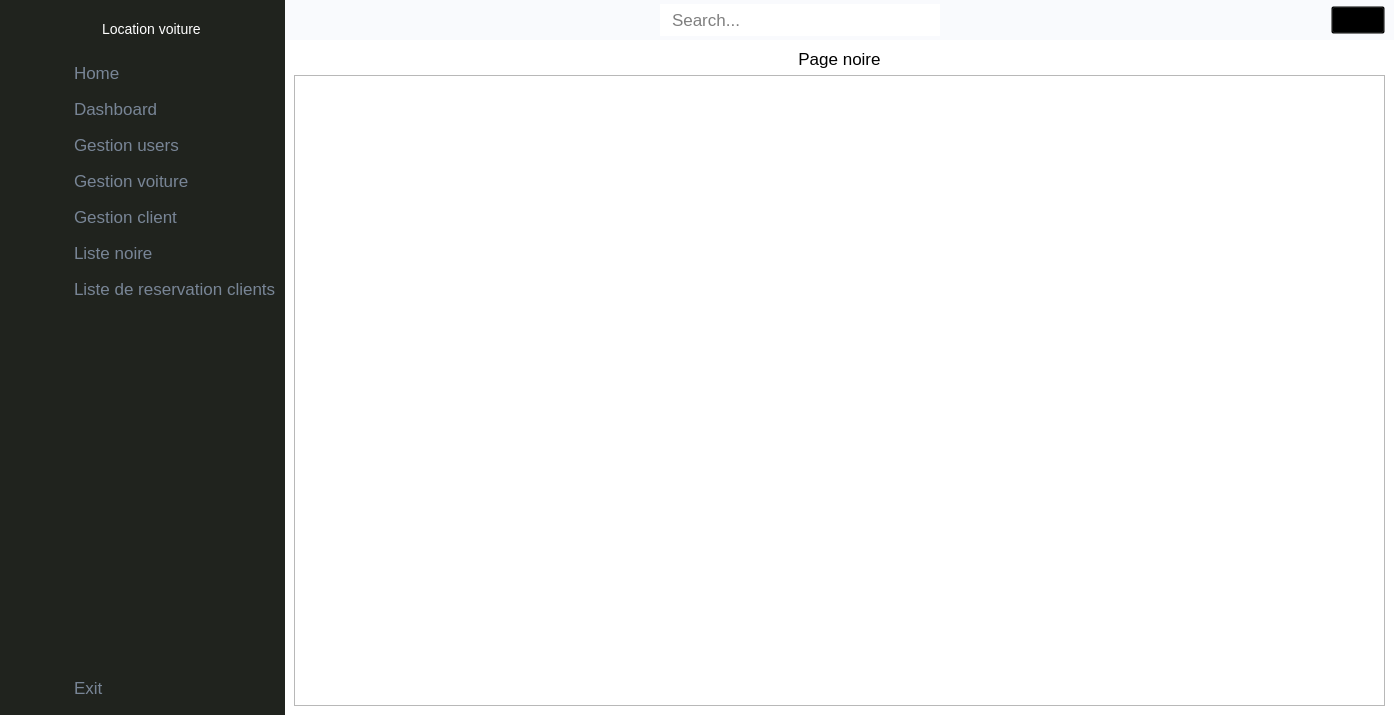
Before: the Qt Designer form main_ui.ui in walidhabbach/Car-Rental-Desktop-app, drawn with Qt 5.
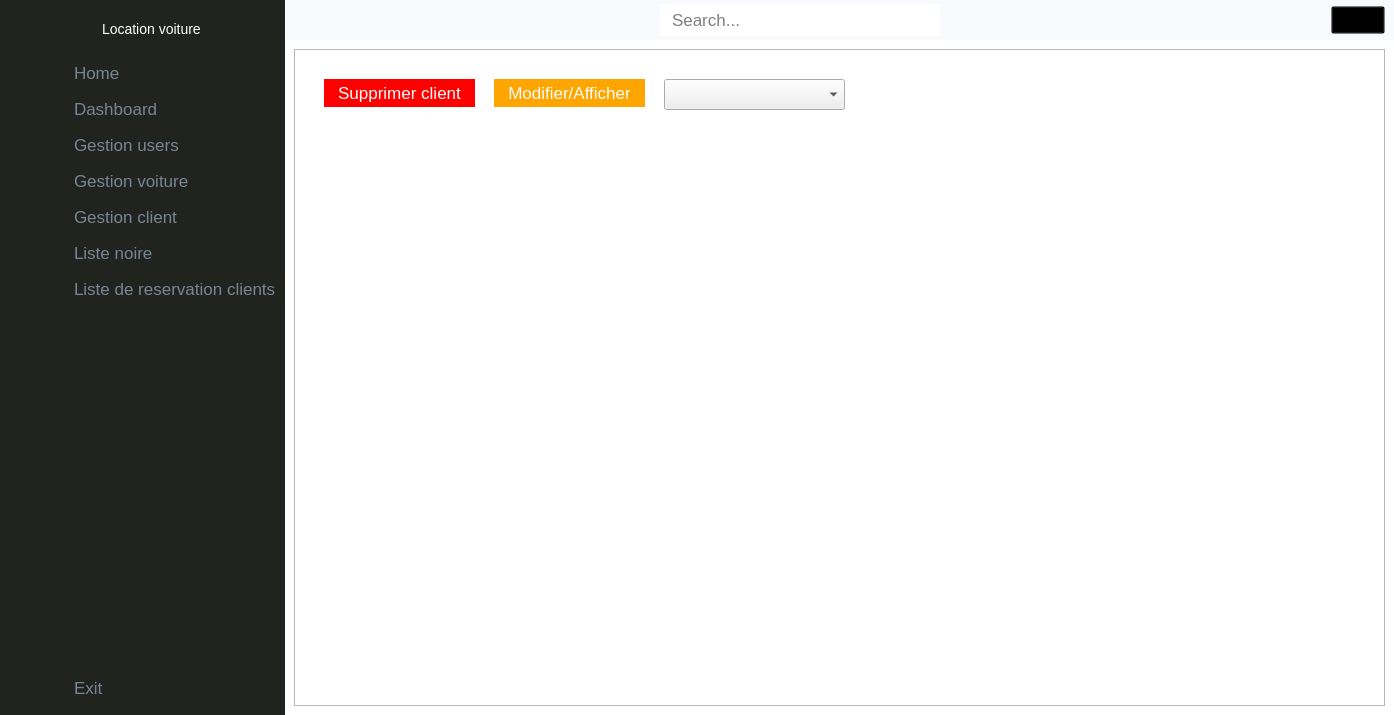
After: the same form once the commit is applied. The open tabs and pages were chosen to show the change. Icons and pictures are not drawn.

```diff
--- a/main_ui.ui
+++ b/main_ui.ui
@@ -907,23 +907,75 @@
          <widget class="QWidget" name="page_noire_clients">
           <layout class="QGridLayout" name="gridLayout_7">
            <item row="0" column="0">
-            <widget class="QLabel" name="label_9">
-             <property name="font">
-              <font>
-               <pointsize>-1</pointsize>
-              </font>
+            <widget class="QFrame" name="frame_3">
+             <property name="frameShape">
+              <enum>QFrame::StyledPanel</enum>
              </property>
-             <property name="text">
-              <string>Page noire</string>
+             <property name="frameShadow">
+              <enum>QFrame::Raised</enum>
              </property>
-             <property name="alignment">
-              <set>Qt::AlignCenter</set>
-             </property>
+             <widget class="QTableWidget" name="page_noire_data">
+              <property name="geometry">
+               <rect>
+                <x>20</x>
+                <y>100</y>
+                <width>1051</width>
+                <height>431</height>
+               </rect>
+              </property>
+              <property name="styleSheet">
+               <string notr="true">background-color: transparent;
+border: 0</string>
+              </property>
+             </widget>
+             <widget class="QPushButton" name="modifier_btn_2">
+              <property name="geometry">
+               <rect>
+                <x>200</x>
+                <y>30</y>
+                <width>151</width>
+                <height>28</height>
+               </rect>
+              </property>
+              <property name="styleSheet">
+               <string notr="true">background-color: orange;
+color: white;
+border: 0;</string>
+              </property>
+              <property name="text">
+               <string>Modifier/Afficher</string>
+              </property>
+             </widget>
+             <widget class="QComboBox" name="comboClients_2">
+              <property name="geometry">
+               <rect>
+                <x>370</x>
+                <y>30</y>
+                <width>181</width>
+                <height>31</height>
+               </rect>
+              </property>
+             </widget>
+             <widget class="QPushButton" name="supprimer_btn_2">
+              <property name="geometry">
+               <rect>
+                <x>30</x>
+                <y>30</y>
+                <width>151</width>
+                <height>28</height>
+               </rect>
+              </property>
+              <property name="styleSheet">
+               <string notr="true">background-color: red;
+color: white;
+border: 0;</string>
+              </property>
+              <property name="text">
+               <string>Supprimer client</string>
+              </property>
+             </widget>
             </widget>
            </item>
-           <item row="1" column="0">
-            <widget class="QTableWidget" name="page_noire_data"/>
-           </item>
           </layout>
          </widget>
          <widget class="QWidget" name="page_reserv">
```
Left out of the diff: 20 changed lines with no effect on the pictures.
